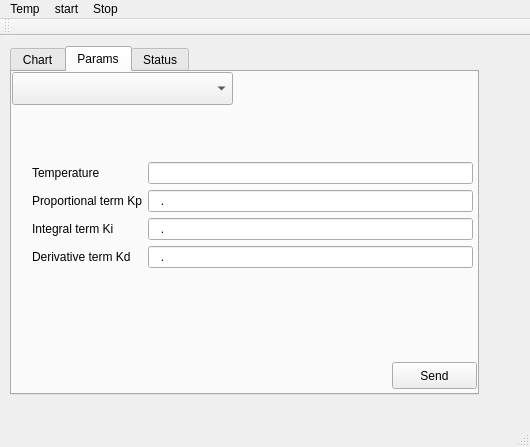
This is mainwindow.ui in cuby-tec/qt_thermo as Qt 5 draws it before an edit. The edited form follows.
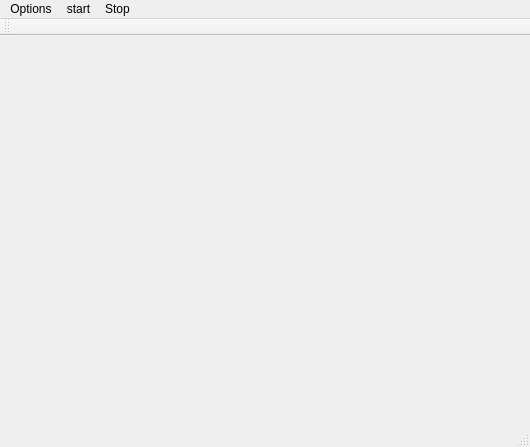
This is the edited form. Icons and pictures are not drawn. Custom widgets are drawn as their Qt base class.

Commit message:
#6 ProfileDialog window
 Open profiledialog window in construtor.
 TODO from mainmenu.

```diff
--- a/mainwindow.ui
+++ b/mainwindow.ui
@@ -38,203 +38,7 @@
       <height>371</height>
      </rect>
     </property>
-    <layout class="QVBoxLayout" name="verticalLayout">
-     <item>
-      <widget class="QTabWidget" name="tabWidget">
-       <property name="maximumSize">
-        <size>
-         <width>16777215</width>
-         <height>16777215</height>
-        </size>
-       </property>
-       <property name="currentIndex">
-        <number>1</number>
-       </property>
-       <widget class="QWidget" name="tab1">
-        <attribute name="title">
-         <string>Chart</string>
-        </attribute>
-        <widget class="QCustomPlot" name="customPlot" native="true">
-         <property name="geometry">
-          <rect>
-           <x>0</x>
-           <y>0</y>
-           <width>489</width>
-           <height>301</height>
-          </rect>
-         </property>
-         <property name="cursor">
-          <cursorShape>CrossCursor</cursorShape>
-         </property>
-         <property name="toolTip">
-          <string extracomment="Temperature trace">Temperatur traker</string>
-         </property>
-        </widget>
-        <widget class="QLabel" name="label">
-         <property name="geometry">
-          <rect>
-           <x>10</x>
-           <y>307</y>
-           <width>489</width>
-           <height>20</height>
-          </rect>
-         </property>
-         <property name="maximumSize">
-          <size>
-           <width>1000</width>
-           <height>30</height>
-          </size>
-         </property>
-         <property name="text">
-          <string>TextLabel</string>
-         </property>
-        </widget>
-       </widget>
-       <widget class="QWidget" name="tab_2">
-        <attribute name="title">
-         <string>Params</string>
-        </attribute>
-        <widget class="QWidget" name="formLayoutWidget">
-         <property name="geometry">
-          <rect>
-           <x>10</x>
-           <y>80</y>
-           <width>461</width>
-           <height>171</height>
-          </rect>
-         </property>
-         <layout class="QFormLayout" name="formLayout">
-          <property name="leftMargin">
-           <number>10</number>
-          </property>
-          <property name="topMargin">
-           <number>10</number>
-          </property>
-          <property name="rightMargin">
-           <number>10</number>
-          </property>
-          <property name="bottomMargin">
-           <number>10</number>
-          </property>
-          <item row="0" column="0">
-           <widget class="QLabel" name="label_2">
-            <property name="text">
-             <string>Temperature</string>
-            </property>
-           </widget>
-          </item>
-          <item row="0" column="1">
-           <widget class="QLineEdit" name="lineEdit">
-            <property name="inputMask">
-             <string>0000</string>
-            </property>
-           </widget>
-          </item>
-          <item row="1" column="0">
-           <widget class="QLabel" name="label_3">
-            <property name="text">
-             <string>Proportional term Kp</string>
-            </property>
-           </widget>
-          </item>
-          <item row="1" column="1">
-           <widget class="QLineEdit" name="lineEdit_2">
-            <property name="inputMask">
-             <string>000.000</string>
-            </property>
-           </widget>
-          </item>
-          <item row="2" column="0">
-           <widget class="QLabel" name="label_4">
-            <property name="text">
-             <string>Integral term Ki</string>
-            </property>
-           </widget>
-          </item>
-          <item row="2" column="1">
-           <widget class="QLineEdit" name="lineEdit_3">
-            <property name="inputMask">
-             <string>000.000</string>
-            </property>
-           </widget>
-          </item>
-          <item row="3" column="0">
-           <widget class="QLabel" name="label_5">
-            <property name="text">
-             <string>Derivative term Kd</string>
-            </property>
-           </widget>
-          </item>
-          <item row="3" column="1">
-           <widget class="QLineEdit" name="lineEdit_4">
-            <property name="inputMask">
-             <string>000.0000</string>
-            </property>
-           </widget>
-          </item>
-         </layout>
-        </widget>
-        <widget class="QPushButton" name="pushButton">
-         <property name="geometry">
-          <rect>
-           <x>380</x>
-           <y>290</y>
-           <width>85</width>
-           <height>27</height>
-          </rect>
-         </property>
-         <property name="text">
-          <string>Send</string>
-         </property>
-        </widget>
-        <widget class="QComboBox" name="profileComboBox">
-         <property name="geometry">
-          <rect>
-           <x>0</x>
-           <y>0</y>
-           <width>221</width>
-           <height>33</height>
-          </rect>
-         </property>
-         <property name="toolTip">
-          <string>toolTip</string>
-         </property>
-         <property name="currentText">
-          <string/>
-         </property>
-        </widget>
-       </widget>
-       <widget class="QWidget" name="tab">
-        <attribute name="title">
-         <string>Status</string>
-        </attribute>
-        <widget class="QPushButton" name="pushButton_2">
-         <property name="geometry">
-          <rect>
-           <x>370</x>
-           <y>290</y>
-           <width>85</width>
-           <height>27</height>
-          </rect>
-         </property>
-         <property name="text">
-          <string>Refresh</string>
-         </property>
-        </widget>
-        <widget class="QListView" name="listView">
-         <property name="geometry">
-          <rect>
-           <x>5</x>
-           <y>1</y>
-           <width>471</width>
-           <height>261</height>
-          </rect>
-         </property>
-        </widget>
-       </widget>
-      </widget>
-     </item>
-    </layout>
+    <layout class="QVBoxLayout" name="verticalLayout"/>
    </widget>
   </widget>
   <widget class="QMenuBar" name="menuBar">
@@ -246,16 +50,12 @@
      <height>27</height>
     </rect>
    </property>
-   <widget class="QMenu" name="menuTemp">
+   <widget class="QMenu" name="menuMain">
     <property name="autoFillBackground">
      <bool>true</bool>
     </property>
     <property name="title">
-     <string extracomment="Temperature view">Temp</string>
-    </property>
-    <property name="icon">
-     <iconset resource="resources.qrc">
-      <normaloff>:/images/copy.png</normaloff>:/images/copy.png</iconset>
+     <string extracomment="Temperature view">Options</string>
     </property>
     <property name="toolTipsVisible">
      <bool>false</bool>
@@ -271,7 +71,7 @@
      <string>Stop</string>
     </property>
    </widget>
-   <addaction name="menuTemp"/>
+   <addaction name="menuMain"/>
    <addaction name="menuStart"/>
    <addaction name="menuStop"/>
   </widget>
@@ -286,16 +86,6 @@
   <widget class="QStatusBar" name="statusBar"/>
  </widget>
  <layoutdefault spacing="6" margin="11"/>
- <customwidgets>
-  <customwidget>
-   <class>QCustomPlot</class>
-   <extends>QWidget</extends>
-   <header>qcustomplot.h</header>
-   <container>1</container>
-  </customwidget>
- </customwidgets>
- <resources>
-  <include location="resources.qrc"/>
- </resources>
+ <resources/>
  <connections/>
 </ui>
```
The commit also changes 6 other files.
